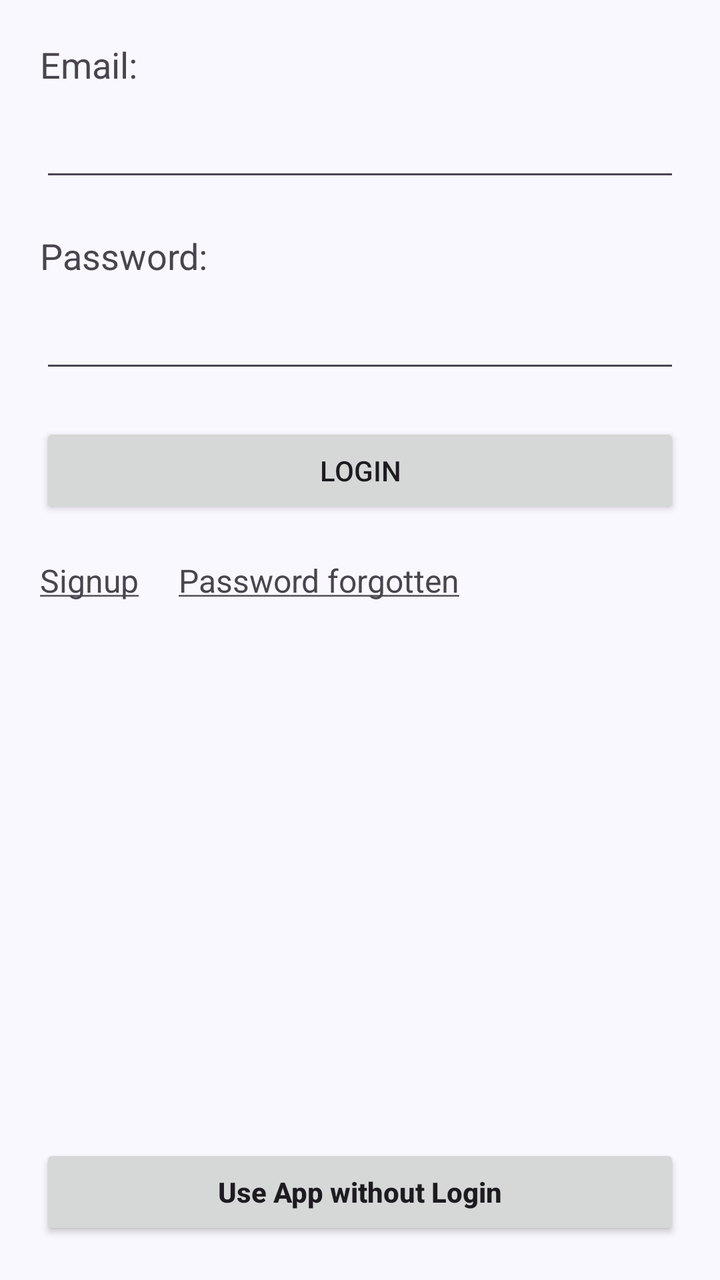
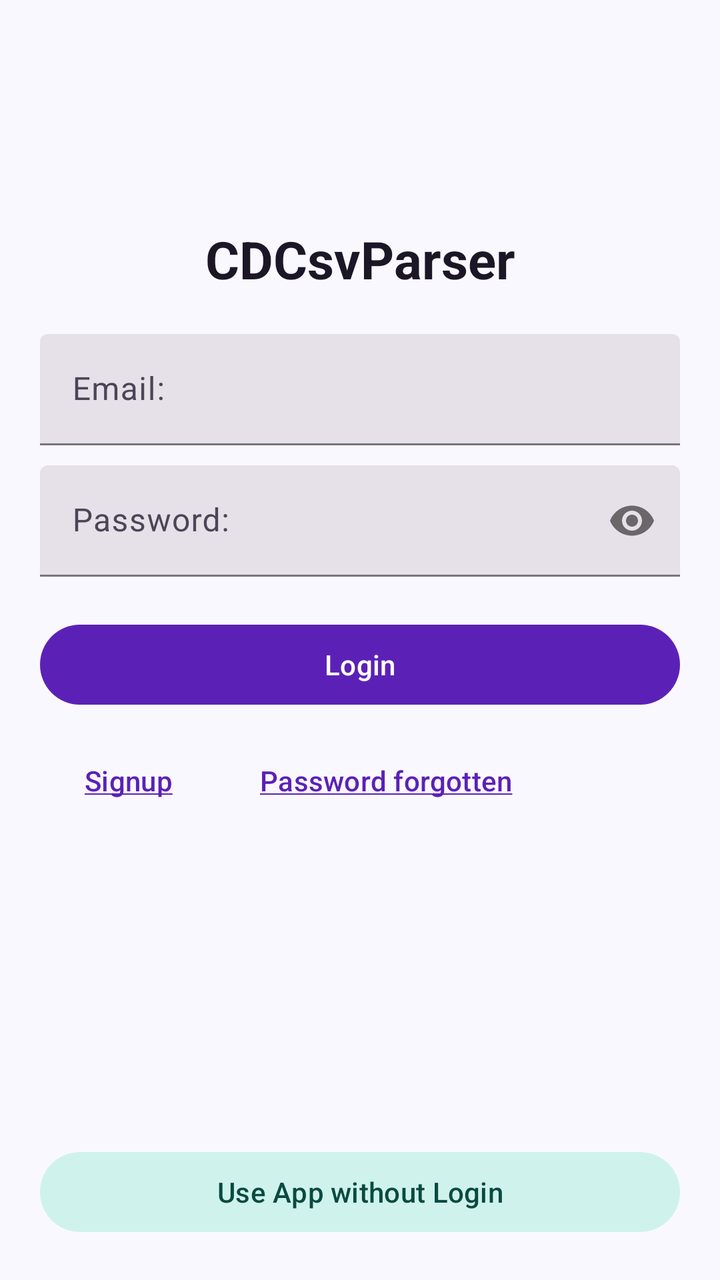

Screens rendered from an Android XML layout before and after an edit, with the pre-edit source and the edit as a unified diff.
<!-- AndroidManifest.xml: application theme Theme.CDCsvParser -->
<!-- res/layout/activity_login.xml -->
<?xml version="1.0" encoding="utf-8"?>
<androidx.constraintlayout.widget.ConstraintLayout xmlns:android="http://schemas.android.com/apk/res/android"
    xmlns:app="http://schemas.android.com/apk/res-auto"
    android:layout_width="match_parent"
    android:layout_height="match_parent">

    <TextView
        android:id="@+id/tv_email"
        android:layout_width="wrap_content"
        android:layout_height="wrap_content"
        android:layout_marginStart="@dimen/login_middle_top_margin"
        android:layout_marginTop="@dimen/login_middle_top_margin"
        android:text="@string/email"
        android:textSize="@dimen/login_middle_font"
        app:layout_constraintLeft_toLeftOf="parent"
        app:layout_constraintTop_toTopOf="parent" />

    <EditText
        android:id="@+id/et_email"
        android:layout_width="match_parent"
        android:layout_height="wrap_content"
        android:layout_marginStart="@dimen/login_basic_start_end_margin"
        android:layout_marginTop="@dimen/login_small_top_margin"
        android:layout_marginEnd="@dimen/login_basic_start_end_margin"
        android:inputType="textEmailAddress"
        app:layout_constraintLeft_toLeftOf="parent"
        app:layout_constraintRight_toRightOf="parent"
        app:layout_constraintTop_toBottomOf="@+id/tv_email" />

    <TextView
        android:id="@+id/tv_password"
        android:layout_width="wrap_content"
        android:layout_height="wrap_content"
        android:layout_marginStart="@dimen/login_basic_start_end_margin"
        android:layout_marginTop="@dimen/login_middle_top_margin"
        android:text="@string/password"
        android:textSize="@dimen/login_middle_font"
        app:layout_constraintLeft_toLeftOf="parent"
        app:layout_constraintTop_toBottomOf="@+id/et_email" />

    <EditText
        android:id="@+id/et_password"
        android:layout_width="match_parent"
        android:layout_height="wrap_content"
        android:layout_marginLeft="@dimen/login_basic_start_end_margin"
        android:layout_marginTop="@dimen/login_small_top_margin"
        android:layout_marginRight="@dimen/login_basic_start_end_margin"
        android:inputType="textPassword"
        app:layout_constraintLeft_toLeftOf="parent"
        app:layout_constraintRight_toRightOf="parent"
        app:layout_constraintTop_toBottomOf="@id/tv_password" />

    <Button
        android:id="@+id/btn_login"
        android:layout_width="match_parent"
        android:layout_height="wrap_content"
        android:layout_marginLeft="@dimen/login_basic_start_end_margin"
        android:layout_marginTop="@dimen/login_middle_top_margin"
        android:layout_marginRight="@dimen/login_basic_start_end_margin"
        android:text="@string/login"
        app:layout_constraintLeft_toLeftOf="parent"
        app:layout_constraintRight_toRightOf="parent"
        app:layout_constraintTop_toBottomOf="@+id/et_password" />

    <TextView
        android:id="@+id/btn_signup"
        android:layout_width="wrap_content"
        android:layout_height="wrap_content"
        android:layout_marginStart="@dimen/login_basic_start_end_margin"
        android:layout_marginTop="@dimen/login_middle_top_margin"
        android:text="@string/signup"
        android:textSize="@dimen/login_small_font"
        app:layout_constraintLeft_toLeftOf="parent"
        app:layout_constraintTop_toBottomOf="@+id/btn_login" />

    <TextView
        android:id="@+id/btn_forgot_password"
        android:layout_width="wrap_content"
        android:layout_height="wrap_content"
        android:layout_marginStart="@dimen/login_basic_start_end_margin"
        android:layout_marginTop="@dimen/login_middle_top_margin"
        android:text="@string/password_forgotten"
        android:textSize="@dimen/login_small_font"
        app:layout_constraintLeft_toRightOf="@+id/btn_signup"
        app:layout_constraintTop_toBottomOf="@+id/btn_login"
        />

    <TextView
        android:id="@+id/tv_error_message"
        android:layout_width="match_parent"
        android:layout_height="wrap_content"
        android:layout_marginStart="@dimen/login_basic_start_end_margin"
        android:layout_marginTop="@dimen/login_middle_top_margin"
        android:textColor="@android:color/holo_red_dark"
        android:textSize="@dimen/login_small_font"
        app:layout_constraintLeft_toLeftOf="parent"
        app:layout_constraintTop_toBottomOf="@+id/btn_signup" />

    <Button
        android:id="@+id/btn_without_login"
        android:layout_width="match_parent"
        android:layout_height="wrap_content"
        android:layout_alignParentBottom="true"
        android:layout_margin="@dimen/login_basic_start_end_margin"
        android:text="@string/use_app_without_login"
        android:textAllCaps="false"
        android:textStyle="bold"
        app:layout_constraintBottom_toBottomOf="parent"
        app:layout_constraintLeft_toLeftOf="parent"
        app:layout_constraintRight_toRightOf="parent" />

</androidx.constraintlayout.widget.ConstraintLayout>
<!-- resources referenced by this layout -->
<resources>
  <dimen name="login_basic_start_end_margin">20dp</dimen>
  <dimen name="login_middle_font">18sp</dimen>
  <dimen name="login_middle_top_margin">20dp</dimen>
  <dimen name="login_small_font">16sp</dimen>
  <dimen name="login_small_top_margin">10dp</dimen>
  <string name="email">Email:</string>
  <string name="login">Login</string>
  <string name="password">Password:</string>
  <string name="password_forgotten"><u>Password forgotten</u></string>
  <string name="signup"><u>Signup</u></string>
  <string name="use_app_without_login">Use App without Login</string>
  <color name="primary">#5B21B6</color>
  <color name="on_primary">#FFFFFF</color>
  <color name="primary_container">#E9E2FB</color>
  <color name="on_primary_container">#27116B</color>
  <color name="secondary">#0F766E</color>
  <color name="on_secondary">#FFFFFF</color>
  <color name="secondary_container">#CFF3EC</color>
  <color name="on_secondary_container">#0A4A41</color>
  <color name="tertiary">#B45309</color>
  <color name="on_tertiary">#FFFFFF</color>
  <color name="tertiary_container">#FDE8CB</color>
  <color name="on_tertiary_container">#3F2602</color>
  <color name="background">#FAF8FF</color>
  <color name="on_background">#1C1726</color>
  <color name="surface">#FAF8FF</color>
  <color name="on_surface">#1C1726</color>
  <color name="surface_variant">#E6E0EE</color>
  <color name="on_surface_variant">#4B4557</color>
  <color name="error">#BA1A1A</color>
  <color name="on_error">#FFFFFF</color>
  <!-- unchanged entries left out for length: 1 -->
</resources>

<!-- the commit's change to res/layout/activity_login.xml (unified diff, before → after) -->
@@ -1,110 +1,132 @@
 <?xml version="1.0" encoding="utf-8"?>
 <androidx.constraintlayout.widget.ConstraintLayout xmlns:android="http://schemas.android.com/apk/res/android"
     xmlns:app="http://schemas.android.com/apk/res-auto"
+    xmlns:tools="http://schemas.android.com/tools"
     android:layout_width="match_parent"
     android:layout_height="match_parent">
 
+    <ImageView
+        android:id="@+id/iv_brand"
+        android:layout_width="64dp"
+        android:layout_height="64dp"
+        android:layout_marginTop="40dp"
+        android:contentDescription="@string/app_name"
+        android:src="@mipmap/ic_launcher"
+        app:layout_constraintEnd_toEndOf="parent"
+        app:layout_constraintStart_toStartOf="parent"
+        app:layout_constraintTop_toTopOf="parent" />
+
     <TextView
-        android:id="@+id/tv_email"
+        android:id="@+id/tv_brand_name"
         android:layout_width="wrap_content"
         android:layout_height="wrap_content"
-        android:layout_marginStart="@dimen/login_middle_top_margin"
+        android:layout_marginTop="8dp"
+        android:text="@string/cdcsvparser"
+        android:textColor="?attr/colorOnSurface"
+        android:textSize="26sp"
+        android:textStyle="bold"
+        app:layout_constraintEnd_toEndOf="parent"
+        app:layout_constraintStart_toStartOf="parent"
+        app:layout_constraintTop_toBottomOf="@id/iv_brand" />
+
+    <com.google.android.material.textfield.TextInputLayout
+        android:id="@+id/tl_email"
+        style="@style/Widget.Material3.TextInputLayout.FilledBox"
+        android:layout_width="match_parent"
+        android:layout_height="wrap_content"
+        android:layout_marginStart="@dimen/login_basic_start_end_margin"
         android:layout_marginTop="@dimen/login_middle_top_margin"
-        android:text="@string/email"
-        android:textSize="@dimen/login_middle_font"
+        android:layout_marginEnd="@dimen/login_basic_start_end_margin"
+        android:hint="@string/email"
         app:layout_constraintLeft_toLeftOf="parent"
-        app:layout_constraintTop_toTopOf="parent" />
+        app:layout_constraintRight_toRightOf="parent"
+        app:layout_constraintTop_toBottomOf="@+id/tv_brand_name">
 
-    <EditText
-        android:id="@+id/et_email"
+        <com.google.android.material.textfield.TextInputEditText
+            android:id="@+id/et_email"
+            android:layout_width="match_parent"
+            android:layout_height="wrap_content"
+            android:inputType="textEmailAddress"
+            tools:ignore="LabelFor" />
+    </com.google.android.material.textfield.TextInputLayout>
+
+    <com.google.android.material.textfield.TextInputLayout
+        android:id="@+id/tl_password"
+        style="@style/Widget.Material3.TextInputLayout.FilledBox"
         android:layout_width="match_parent"
         android:layout_height="wrap_content"
         android:layout_marginStart="@dimen/login_basic_start_end_margin"
         android:layout_marginTop="@dimen/login_small_top_margin"
         android:layout_marginEnd="@dimen/login_basic_start_end_margin"
-        android:inputType="textEmailAddress"
+        android:hint="@string/password"
+        app:passwordToggleEnabled="true"
         app:layout_constraintLeft_toLeftOf="parent"
         app:layout_constraintRight_toRightOf="parent"
-        app:layout_constraintTop_toBottomOf="@+id/tv_email" />
+        app:layout_constraintTop_toBottomOf="@+id/tl_email">
 
-    <TextView
-        android:id="@+id/tv_password"
+        <com.google.android.material.textfield.TextInputEditText
+            android:id="@+id/et_password"
+            android:layout_width="match_parent"
+            android:layout_height="wrap_content"
+            android:inputType="textPassword"
+            tools:ignore="LabelFor" />
+    </com.google.android.material.textfield.TextInputLayout>
+
+    <com.google.android.material.button.MaterialButton
+        android:id="@+id/btn_login"
+        android:layout_width="match_parent"
+        android:layout_height="wrap_content"
+        android:layout_marginStart="@dimen/login_basic_start_end_margin"
+        android:layout_marginTop="@dimen/login_middle_top_margin"
+        android:layout_marginEnd="@dimen/login_basic_start_end_margin"
+        android:text="@string/login"
+        app:layout_constraintLeft_toLeftOf="parent"
+        app:layout_constraintRight_toRightOf="parent"
+        app:layout_constraintTop_toBottomOf="@+id/tl_password" />
+
+    <com.google.android.material.button.MaterialButton
+        android:id="@+id/btn_signup"
+        style="@style/Widget.Material3.Button.TextButton"
         android:layout_width="wrap_content"
         android:layout_height="wrap_content"
         android:layout_marginStart="@dimen/login_basic_start_end_margin"
-        android:layout_marginTop="@dimen/login_middle_top_margin"
-        android:text="@string/password"
-        android:textSize="@dimen/login_middle_font"
-        app:layout_constraintLeft_toLeftOf="parent"
-        app:layout_constraintTop_toBottomOf="@+id/et_email" />
-
-    <EditText
-        android:id="@+id/et_password"
-        android:layout_width="match_parent"
-        android:layout_height="wrap_content"
-        android:layout_marginLeft="@dimen/login_basic_start_end_margin"
         android:layout_marginTop="@dimen/login_small_top_margin"
-        android:layout_marginRight="@dimen/login_basic_start_end_margin"
-        android:inputType="textPassword"
-        app:layout_constraintLeft_toLeftOf="parent"
-        app:layout_constraintRight_toRightOf="parent"
-        app:layout_constraintTop_toBottomOf="@id/tv_password" />
-
-    <Button
-        android:id="@+id/btn_login"
-        android:layout_width="match_parent"
-        android:layout_height="wrap_content"
-        android:layout_marginLeft="@dimen/login_basic_start_end_margin"
-        android:layout_marginTop="@dimen/login_middle_top_margin"
-        android:layout_marginRight="@dimen/login_basic_start_end_margin"
-        android:text="@string/login"
-        app:layout_constraintLeft_toLeftOf="parent"
-        app:layout_constraintRight_toRightOf="parent"
-        app:layout_constraintTop_toBottomOf="@+id/et_password" />
-
-    <TextView
-        android:id="@+id/btn_signup"
-        android:layout_width="wrap_content"
-        android:layout_height="wrap_content"
-        android:layout_marginStart="@dimen/login_basic_start_end_margin"
-        android:layout_marginTop="@dimen/login_middle_top_margin"
         android:text="@string/signup"
-        android:textSize="@dimen/login_small_font"
         app:layout_constraintLeft_toLeftOf="parent"
         app:layout_constraintTop_toBottomOf="@+id/btn_login" />
 
-    <TextView
+    <com.google.android.material.button.MaterialButton
         android:id="@+id/btn_forgot_password"
+        style="@style/Widget.Material3.Button.TextButton"
         android:layout_width="wrap_content"
         android:layout_height="wrap_content"
-        android:layout_marginStart="@dimen/login_basic_start_end_margin"
-        android:layout_marginTop="@dimen/login_middle_top_margin"
+        android:layout_marginStart="@dimen/login_small_top_margin"
+        android:layout_marginTop="@dimen/login_small_top_margin"
         android:text="@string/password_forgotten"
-        android:textSize="@dimen/login_small_font"
         app:layout_constraintLeft_toRightOf="@+id/btn_signup"
-        app:layout_constraintTop_toBottomOf="@+id/btn_login"
-        />
+        app:layout_constraintTop_toBottomOf="@+id/btn_login" />
 
     <TextView
         android:id="@+id/tv_error_message"
         android:layout_width="match_parent"
         android:layout_height="wrap_content"
         android:layout_marginStart="@dimen/login_basic_start_end_margin"
-        android:layout_marginTop="@dimen/login_middle_top_margin"
-        android:textColor="@android:color/holo_red_dark"
+        android:layout_marginTop="@dimen/login_small_top_margin"
+        android:layout_marginEnd="@dimen/login_basic_start_end_margin"
+        android:textColor="@color/error"
         android:textSize="@dimen/login_small_font"
         app:layout_constraintLeft_toLeftOf="parent"
+        app:layout_constraintRight_toRightOf="parent"
         app:layout_constraintTop_toBottomOf="@+id/btn_signup" />
 
-    <Button
+    <com.google.android.material.button.MaterialButton
         android:id="@+id/btn_without_login"
+        style="@style/Widget.Material3.Button.TonalButton"
         android:layout_width="match_parent"
         android:layout_height="wrap_content"
-        android:layout_alignParentBottom="true"
         android:layout_margin="@dimen/login_basic_start_end_margin"
         android:text="@string/use_app_without_login"
         android:textAllCaps="false"
-        android:textStyle="bold"
         app:layout_constraintBottom_toBottomOf="parent"
         app:layout_constraintLeft_toLeftOf="parent"
         app:layout_constraintRight_toRightOf="parent" />
<!-- resource entries referenced after the edit -->
@@ -1,16 +1,58 @@
 <!-- resources referenced by this layout -->
 <resources>
   <dimen name="login_basic_start_end_margin">20dp</dimen>
-  <dimen name="login_middle_font">18sp</dimen>
   <dimen name="login_middle_top_margin">20dp</dimen>
   <dimen name="login_small_font">16sp</dimen>
   <dimen name="login_small_top_margin">10dp</dimen>
+  <!-- mipmap ic_launcher (mipmap-anydpi-v26) -->
+  <?xml version="1.0" encoding="utf-8"?>
+  <adaptive-icon xmlns:android="http://schemas.android.com/apk/res/android">
+      <background android:drawable="@drawable/ic_launcher_background" />
+      <foreground android:drawable="@drawable/ic_launcher_foreground" />
+  </adaptive-icon>
+  <string name="app_name">CDCsvParser</string>
+  <string name="cdcsvparser" translatable="false">CDCsvParser</string>
   <string name="email">Email:</string>
   <string name="login">Login</string>
   <string name="password">Password:</string>
   <string name="password_forgotten"><u>Password forgotten</u></string>
   <string name="signup"><u>Signup</u></string>
   <string name="use_app_without_login">Use App without Login</string>
+  <!-- drawable ic_launcher_background (drawable) -->
+  <?xml version="1.0" encoding="utf-8"?>
+  <vector xmlns:android="http://schemas.android.com/apk/res/android"
+      android:width="108dp"
+      android:height="108dp"
+      android:viewportWidth="108"
+      android:viewportHeight="108">
+      <path
+          android:fillColor="#5B21B6"
+          android:pathData="M0,0h108v108h-108z" />
+  </vector>
+  <!-- drawable ic_launcher_foreground (drawable-v24) -->
+  <?xml version="1.0" encoding="utf-8"?>
+  <vector xmlns:android="http://schemas.android.com/apk/res/android"
+      android:width="108dp"
+      android:height="108dp"
+      android:viewportWidth="108"
+      android:viewportHeight="108">
+      <path
+          android:fillColor="#FFFFFF"
+          android:pathData="M36,58H38A4,4 0 0 1 42,62V70A4,4 0 0 1 38,74H36A4,4 0 0 1 32,70V62A4,4 0 0 1 36,58Z" />
+      <path
+          android:fillColor="#FFFFFF"
+          android:pathData="M53,48H55A4,4 0 0 1 59,52V70A4,4 0 0 1 55,74H53A4,4 0 0 1 49,70V52A4,4 0 0 1 53,48Z" />
+      <path
+          android:fillColor="#FFFFFF"
+          android:pathData="M70,38H72A4,4 0 0 1 76,42V70A4,4 0 0 1 72,74H70A4,4 0 0 1 66,70V42A4,4 0 0 1 70,38Z" />
+      <path
+          android:fillColor="#00000000"
+          android:pathData="M34,50L54,38L74,30"
+          android:strokeWidth="5"
+          android:strokeColor="#CFF3EC"
+          android:strokeLineCap="round"
+          android:strokeLineJoin="round" />
+  </vector>
   <color name="primary">#5B21B6</color>
   <color name="on_primary">#FFFFFF</color>
   <color name="primary_container">#E9E2FB</color>
